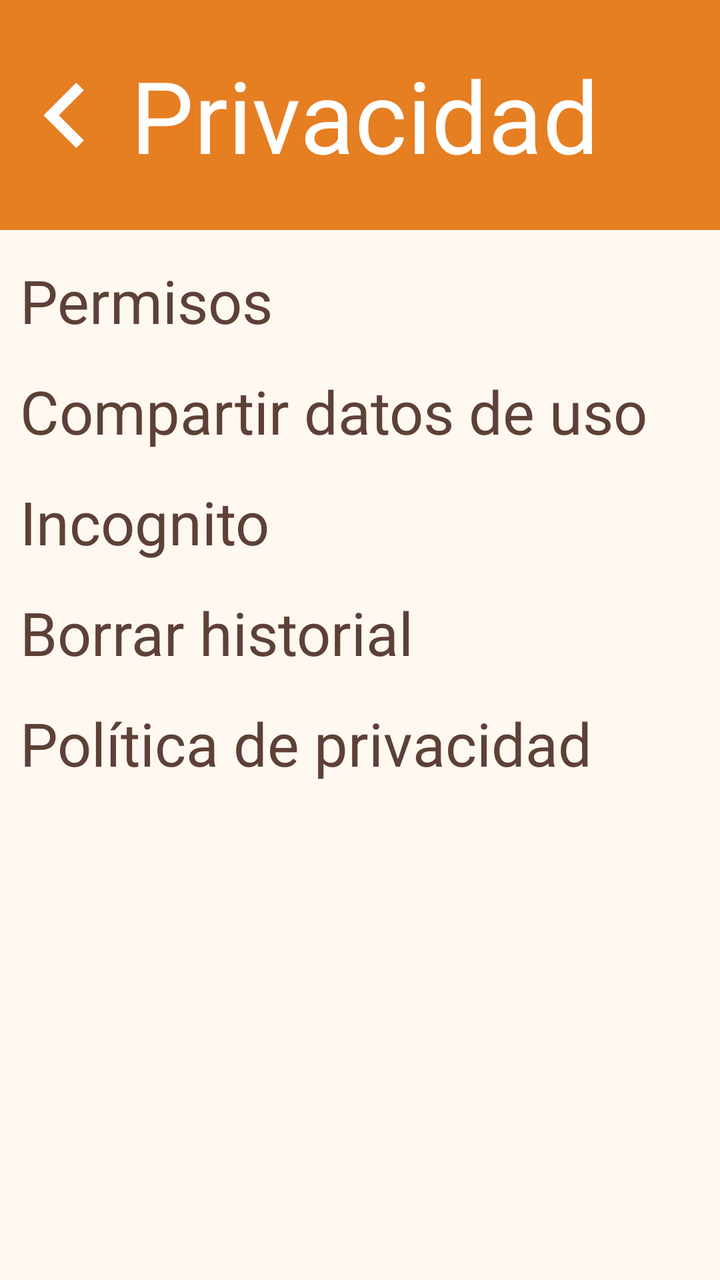
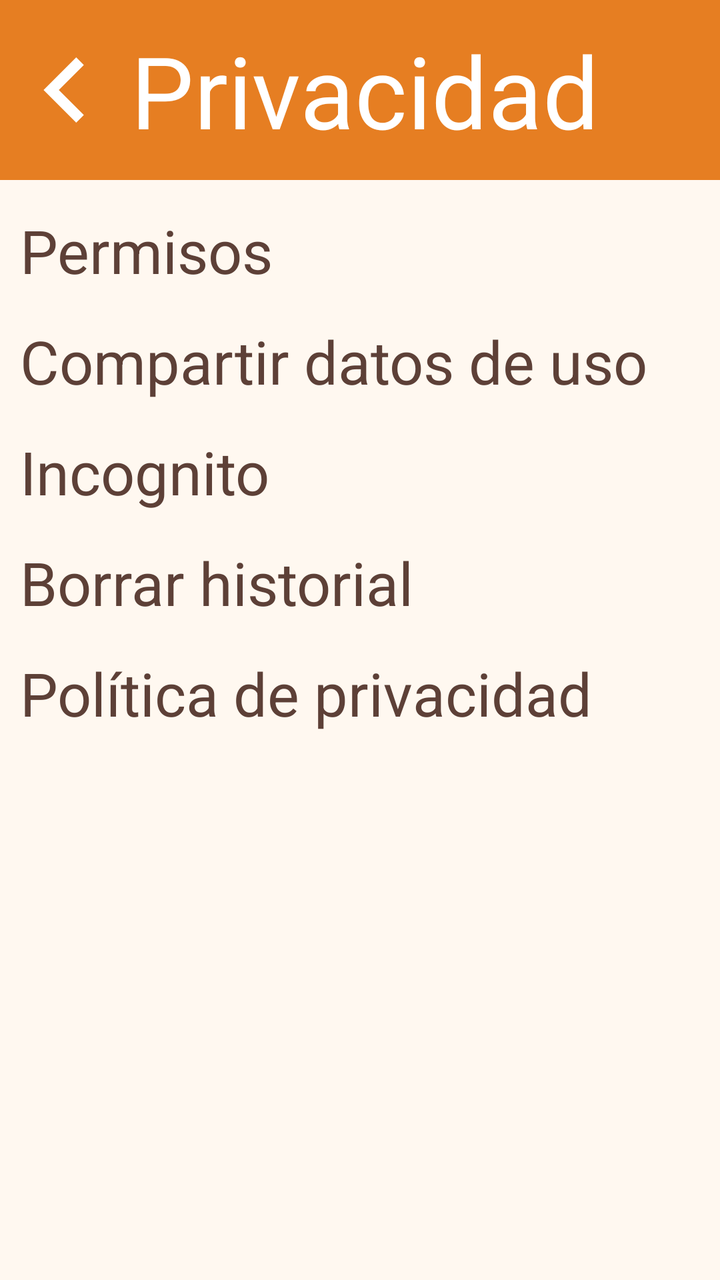

Two renders of the same Android screen: before a commit and after it. Below are the layout's source before the change and the commit's diff.
<!-- AndroidManifest.xml: application theme Theme.Activitat_05 -->
<!-- res/layout/activity_option_privacy.xml -->
<?xml version="1.0" encoding="utf-8"?>
<androidx.constraintlayout.widget.ConstraintLayout xmlns:android="http://schemas.android.com/apk/res/android"
    xmlns:app="http://schemas.android.com/apk/res-auto"
    xmlns:tools="http://schemas.android.com/tools"
    android:id="@+id/main"
    android:layout_width="match_parent"
    android:layout_height="match_parent"
    tools:context=".OptionPrivacyActivity">

    <LinearLayout
        android:id="@+id/aOSTitle"
        android:layout_width="match_parent"
        android:layout_height="115dp"
        app:layout_constraintTop_toTopOf="parent"
        app:layout_constraintBottom_toTopOf="@+id/aOSBody"
        android:gravity="center"
        android:background="?attr/headerLink">

        <ImageView
            android:id="@+id/aOPBack"
            android:layout_width="0dp"
            android:layout_height="match_parent"
            android:src="@drawable/back_24dp"
            android:layout_weight="0.2"/>
        <TextView
            android:layout_width="0dp"
            android:layout_height="wrap_content"
            android:text="@string/opcionPrivacidad"
            android:textSize="50sp"
            android:layout_weight="0.9"
            android:textColor="?attr/headerText"/>
    </LinearLayout>

    <LinearLayout
        android:layout_width="match_parent"
        android:layout_height="0dp"
        android:id="@+id/aOSBody"
        app:layout_constraintTop_toBottomOf="@+id/aOSTitle"
        app:layout_constraintBottom_toBottomOf="parent"
        android:orientation="vertical"
        android:background="?attr/body"
        android:paddingStart="10dp"
        android:paddingTop="15dp">

        <LinearLayout
            android:layout_width="match_parent"
            android:layout_height="wrap_content"
            android:layout_marginBottom="15dp">

            <TextView
                android:layout_width="match_parent"
                android:layout_height="wrap_content"
                android:text="Permisos"
                android:textSize="30sp"/>
        </LinearLayout>

        <LinearLayout
            android:layout_width="match_parent"
            android:layout_height="wrap_content"
            android:layout_marginBottom="15dp">

            <TextView
                android:layout_width="match_parent"
                android:layout_height="wrap_content"
                android:text="Compartir datos de uso"
                android:textSize="30sp"/>
        </LinearLayout>

        <LinearLayout
            android:layout_width="match_parent"
            android:layout_height="wrap_content"
            android:layout_marginBottom="15dp">

            <TextView
                android:layout_width="match_parent"
                android:layout_height="wrap_content"
                android:text="Incognito"
                android:textSize="30sp"/>
        </LinearLayout>

        <LinearLayout
            android:layout_width="match_parent"
            android:layout_height="wrap_content"
            android:layout_marginBottom="15dp">

            <TextView
                android:layout_width="match_parent"
                android:layout_height="wrap_content"
                android:text="Borrar historial"
                android:textSize="30sp"/>
        </LinearLayout>

        <LinearLayout
            android:layout_width="match_parent"
            android:layout_height="wrap_content"
            android:layout_marginBottom="15dp">

            <TextView
                android:layout_width="match_parent"
                android:layout_height="wrap_content"
                android:text="Política de privacidad"
                android:textSize="30sp"/>
        </LinearLayout>
    </LinearLayout>

</androidx.constraintlayout.widget.ConstraintLayout>
<!-- resources referenced by this layout -->
<resources>
  <!-- drawable back_24dp (drawable) -->
  <vector xmlns:android="http://schemas.android.com/apk/res/android"
      android:width="24dp"
      android:height="24dp"
      android:viewportWidth="960"
      android:viewportHeight="960">
    <path
        android:pathData="M560,720 L320,480l240,-240 56,56 -184,184 184,184 -56,56Z"
        android:fillColor="#FFFFFF"/>
  </vector>
  <string name="opcionPrivacidad">Privacidad</string>
  <style name="Theme.Activitat_05" parent="Base.Theme.Activitat_05" />
  <style name="Base.Theme.Activitat_05" parent="Theme.Material3Expressive.DayNight.NoActionBar">
          
          <item name="headerLink">@color/headerLink</item>
          <item name="subHeader">@color/subtitle</item>
          <item name="subHeaderText">@color/subtitleText</item>
          <item name="colorPrimary">@color/headerLink</item>
  
          <item name="body">@color/body</item>
  
          <item name="footer">@color/footer</item>
  
          <item name="android:textColor">@color/textGeneral</item>
  
          <item name="headerText">@color/headerText</item>
          <item name="colorOnPrimary">@color/headerText</item>
          <item name="black">@color/black</item>
      </style>
  <color name="headerLink">#E67E22</color>
  <color name="subtitle">#F9EBDC</color>
  <color name="subtitleText">#5D4037</color>
  <color name="body">#FFF8F0</color>
  <color name="footer">#F5D9C4</color>
  <color name="textGeneral">#5D4037</color>
  <color name="headerText">#FFFFFF</color>
  <color name="black">#000000</color>
</resources>

<!-- the commit's change to res/layout/activity_option_privacy.xml (unified diff, before → after) -->
@@ -10,7 +10,7 @@
     <LinearLayout
         android:id="@+id/aOSTitle"
         android:layout_width="match_parent"
-        android:layout_height="115dp"
+        android:layout_height="90dp"
         app:layout_constraintTop_toTopOf="parent"
         app:layout_constraintBottom_toTopOf="@+id/aOSBody"
         android:gravity="center"
